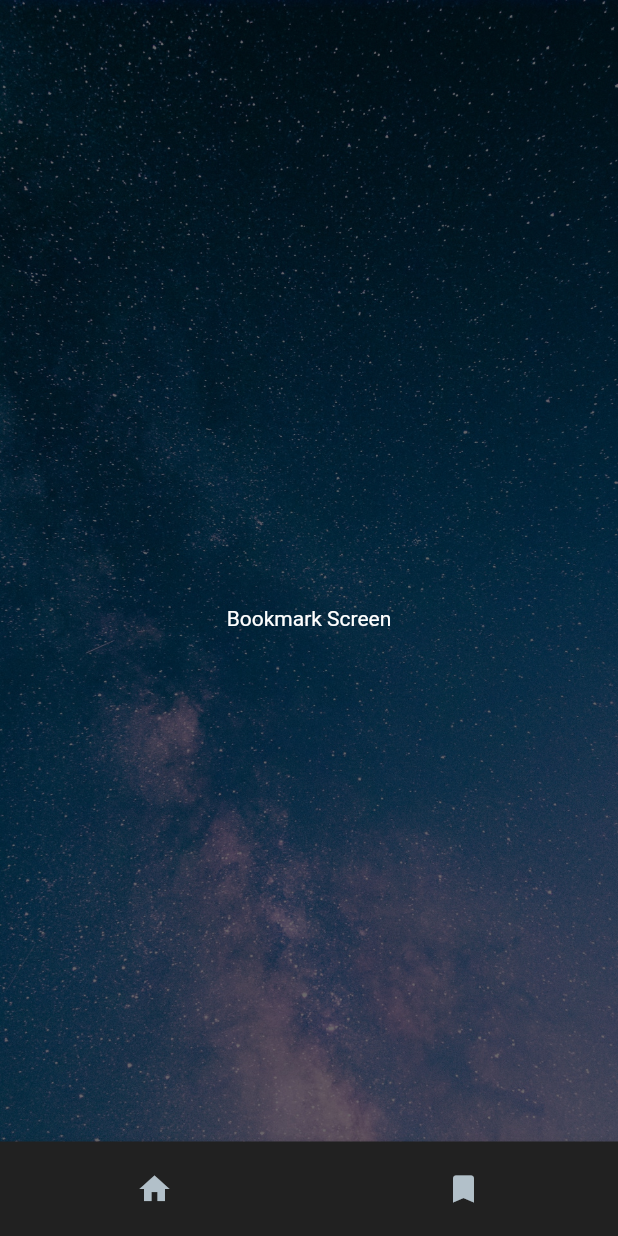
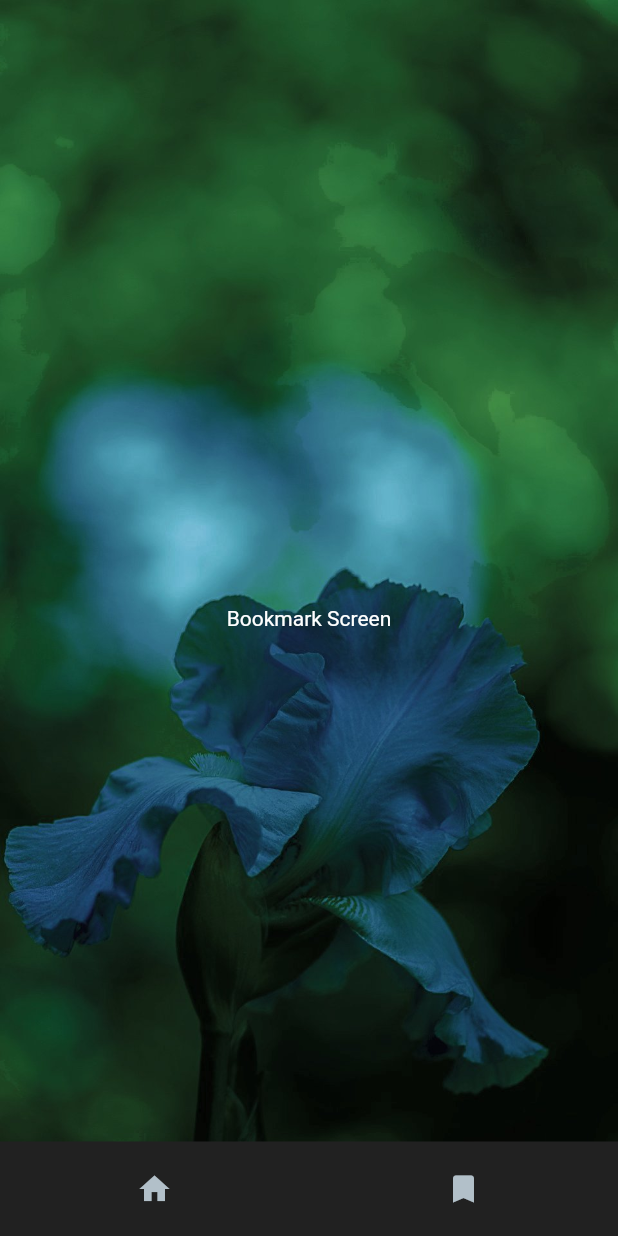
Before and after one commit to johnhcolani/Weather-App-Bloc-clean-architecture, a Flutter app: the screen it shows after launch, after a tap on the "bookmark" icon, on a phone screen of 412 x 824 dp. Run offline on Flutter 3.47's test engine with Material 2 defaults, Android fonts, the light colour scheme and no system bars; our stand-ins replace bloc, dio, equatable, flutter_bloc, flutter_typeahead, get_it and 4 more; network calls fail.

Commit message:
change background

```diff
--- a/lib/core/widgets/app_background.dart
+++ b/lib/core/widgets/app_background.dart
@@ -6,11 +6,11 @@ class AppBackground {
     DateTime now = DateTime.now();
     String formatedDate = DateFormat('kk').format(now);
     if (6 > int.parse(formatedDate)) {
-      return const AssetImage('assets/images/nightpic.jpg');
+      return const AssetImage('assets/images/night_pc.png.jpg');
     } else if (18 > int.parse(formatedDate)) {
       return const AssetImage('assets/images/pic_bg.jpg');
     } else {
-      return const AssetImage('assets/images/nightpic.jpg');
+      return const AssetImage('assets/images/night_pc.png.jpg');
     }
   }
 
--- a/lib/features/feature_weather/presentation/screens/home_screen.dart
+++ b/lib/features/feature_weather/presentation/screens/home_screen.dart
@@ -2,12 +2,12 @@ import 'package:flutter/material.dart';
 import 'package:flutter_bloc/flutter_bloc.dart';
 import 'package:flutter_typeahead/flutter_typeahead.dart';
 import 'package:google_fonts/google_fonts.dart';
+import 'package:sizer/sizer.dart';
 import 'package:smooth_page_indicator/smooth_page_indicator.dart';
 import 'package:weather_app_clean_bloc/core/params/forecast_params.dart';
 import 'package:weather_app_clean_bloc/core/widgets/app_background.dart';
 import 'package:weather_app_clean_bloc/core/widgets/dot_loading_widget.dart';
 import 'package:weather_app_clean_bloc/features/feature_weather/domain/usecases/get_suggestion_city_usecase.dart';
-
 import 'package:weather_app_clean_bloc/features/feature_weather/presentation/bloc/cw_status.dart';
 import 'package:weather_app_clean_bloc/features/feature_weather/presentation/bloc/fw_status.dart';
 import 'package:weather_app_clean_bloc/features/feature_weather/presentation/bloc/home_bloc.dart';
@@ -45,9 +45,9 @@ class _HomeScreenState extends State<HomeScreen> {
       child: Column(
         mainAxisAlignment: MainAxisAlignment.center,
         children: [
-          SizedBox(height: he*0.005,),
+          SizedBox(height: 1.h,),
           Padding(
-            padding: EdgeInsets.symmetric(horizontal: wi*0.03),
+            padding: EdgeInsets.symmetric(horizontal: 3.w),
             child: TypeAheadField(
               textFieldConfiguration: TextFieldConfiguration(
                 onSubmitted: (String prefix){
@@ -57,7 +57,7 @@ class _HomeScreenState extends State<HomeScreen> {
                 },
                 controller: textEditingController,
                 style: DefaultTextStyle.of(context).style.copyWith(
-                  fontSize: 20,
+                  fontSize: 20.sp,
                   color: Colors.white,
                 ),
                 decoration: const InputDecoration(
@@ -123,10 +123,10 @@ class _HomeScreenState extends State<HomeScreen> {
                   child: ListView(
                 children: [
                   Padding(
-                    padding: EdgeInsets.only(top: he * 0.01),
+                    padding: EdgeInsets.only(top: 1.h),
                     child: SizedBox(
-                      width: wi,
-                      height: he *0.47,
+                      width: 100.w,
+                      height: 46.h,
                       child: PageView.builder(
                           physics: const AlwaysScrollableScrollPhysics(),
                           allowImplicitScrolling: true,
@@ -137,35 +137,35 @@ class _HomeScreenState extends State<HomeScreen> {
                               return Column(
                                 children: [
                                   Padding(
-                                    padding: const EdgeInsets.only(top: 50.0),
+                                    padding:  EdgeInsets.only(top: 2.h),
                                     child: Text(
                                       currentCityEntity.name.toString(),
                                       style: GoogleFonts.mcLaren(fontSize: 36),
                                     ),
                                   ),
                                   Padding(
-                                    padding: const EdgeInsets.only(top: 20.0),
+                                    padding:  EdgeInsets.only(top: 1.5.h),
                                     child: Text(
                                       currentCityEntity
                                           .weather![0].description!,
-                                      style: GoogleFonts.mcLaren(fontSize: 20),
+                                      style: GoogleFonts.mcLaren(fontSize: 12.sp),
                                     ),
                                   ),
                                   Padding(
-                                    padding: const EdgeInsets.only(top: 20),
+                                    padding: EdgeInsets.only(top: 1.5.h),
                                     child: AppBackground.setIconForMain(
                                         currentCityEntity
                                             .weather![0].description!),
                                   ),
                                   Padding(
-                                    padding: const EdgeInsets.only(top: 20.0),
+                                    padding: EdgeInsets.only(top: 1.5.h),
                                     child: Text(
                                       '${currentCityEntity.main!.temp!.round().toString()}\u00B0',
-                                      style: GoogleFonts.mcLaren(fontSize: 56),
+                                      style: GoogleFonts.mcLaren(fontSize: 45.sp),
                                     ),
                                   ),
-                                  const SizedBox(
-                                    height: 20,
+                                   SizedBox(
+                                    height: 1.5.h,
                                   ),
                                   Row(
                                     mainAxisAlignment: MainAxisAlignment.center,
@@ -204,7 +204,7 @@ class _HomeScreenState extends State<HomeScreen> {
                               );
                             } else {
                               return Container(
-                                color: const Color(0xFFE7D87C),
+                                color: const Color(0x26E7D87C),
                               );
                             }
                           }),
@@ -231,7 +231,7 @@ class _HomeScreenState extends State<HomeScreen> {
                   ),
                   // divider
                   Padding(
-                    padding: const EdgeInsets.only(top: 30),
+                    padding: EdgeInsets.only(top: 3.h),
                     child: Container(
                       color: Colors.white24,
                       height: 2,
@@ -240,12 +240,12 @@ class _HomeScreenState extends State<HomeScreen> {
                   ),
                   // forecast weather 7 days
                   Padding(
-                    padding: const EdgeInsets.only(top: 15),
+                    padding:  EdgeInsets.only(top: 1.h),
                     child: SizedBox(
                       width: double.infinity,
-                      height: he*0.11,
+                      height: 12.h,
                       child: Padding(
-                        padding: const EdgeInsets.only(left: 10.0),
+                        padding: EdgeInsets.only(left: 1.w),
                         child: Center(
                           child: BlocBuilder<HomeBloc, HomeState>(
                             buildWhen: (previous, current) {
@@ -294,7 +294,7 @@ class _HomeScreenState extends State<HomeScreen> {
                   ),
                   // divider
                   Padding(
-                    padding: EdgeInsets.only(top: 15),
+                    padding: EdgeInsets.only(top: 1.5.h),
                     child: Container(
                       color: Colors.white24,
                       height: 2,
@@ -302,7 +302,7 @@ class _HomeScreenState extends State<HomeScreen> {
                     ),
                   ),
                    SizedBox(
-                    height: he*0.01,
+                    height: 1.h,
                   ),
                   // last row
                   Row(
@@ -314,16 +314,16 @@ class _HomeScreenState extends State<HomeScreen> {
                           Text(
                             "wind speed",
                             style: TextStyle(
-                              fontSize: he * 0.017,
+                              fontSize: 10.sp,
                               color: Colors.amber,
                             ),
                           ),
                           Padding(
-                            padding: const EdgeInsets.only(top: 10.0),
+                            padding: EdgeInsets.only(top: 2.h),
                             child: Text(
                               "${currentCityEntity.wind!.speed!} m/s",
                               style: TextStyle(
-                                fontSize: he * 0.016,
+                                fontSize: 10.sp,
                                 color: Colors.white,
                               ),
                             ),
@@ -331,7 +331,7 @@ class _HomeScreenState extends State<HomeScreen> {
                         ],
                       ),
                       Padding(
-                        padding: const EdgeInsets.only(left: 10),
+                        padding: EdgeInsets.only(left: 2.w),
                         child: Container(
                           color: Colors.white54,
                           height: 30,
@@ -339,27 +339,27 @@ class _HomeScreenState extends State<HomeScreen> {
                         ),
                       ),
                       Padding(
-                        padding: const EdgeInsets.only(left: 10),
+                        padding:  EdgeInsets.only(left: 2.w),
                         child: Column(
                           children: [
                             Text(
                               'sunrise',
                               style: TextStyle(
-                                  fontSize: he * 0.017, color: Colors.amber),
+                                  fontSize: 10.sp, color: Colors.amber),
                             ),
                             Padding(
-                              padding: const EdgeInsets.only(top: 10.0),
+                              padding: EdgeInsets.only(top: 2.h),
                               child: Text(
                                 sunrise,
                                 style: TextStyle(
-                                    fontSize: he * 0.016, color: Colors.white),
+                                    fontSize: 10.sp, color: Colors.white),
                               ),
                             ),
                           ],
                         ),
                       ),
                       Padding(
-                        padding: const EdgeInsets.only(left: 10),
+                        padding: EdgeInsets.only(left: 2.w),
                         child: Container(
                           color: Colors.white24,
                           height: 30,
@@ -367,27 +367,27 @@ class _HomeScreenState extends State<HomeScreen> {
                         ),
                       ),
                       Padding(
-                        padding: const EdgeInsets.only(left: 10),
+                        padding: EdgeInsets.only(left: 2.w),
                         child: Column(
                           children: [
                             Text(
                               'sunset',
                               style: TextStyle(
-                                  fontSize: he * 0.017, color: Colors.amber),
+                                  fontSize: 10.sp, color: Colors.amber),
                             ),
                             Padding(
-                              padding: const EdgeInsets.only(top: 10.0),
+                              padding:  EdgeInsets.only(top: 2.h),
                               child: Text(
                                 sunset,
                                 style: TextStyle(
-                                    fontSize: he * 0.016, color: Colors.white),
+                                    fontSize: 10.sp, color: Colors.white),
                               ),
                             ),
                           ],
                         ),
                       ),
                       Padding(
-                        padding: const EdgeInsets.only(left: 10),
+                        padding: EdgeInsets.only(left: 2.h),
                         child: Container(
                           color: Colors.white24,
                           height: 30,
@@ -395,22 +395,22 @@ class _HomeScreenState extends State<HomeScreen> {
                         ),
                       ),
                       Padding(
-                        padding: const EdgeInsets.only(left: 10.0),
+                        padding: EdgeInsets.only(left:2.h),
                         child: Column(
                           children: [
                             Text(
                               "humidity",
                               style: TextStyle(
-                                fontSize: he * 0.017,
+                                fontSize: 10.sp,
                                 color: Colors.amber,
                               ),
                             ),
                             Padding(
-                              padding: const EdgeInsets.only(top: 10.0),
+                              padding:  EdgeInsets.only(top: 2.h),
                               child: Text(
                                 "${currentCityEntity.main!.humidity!}%",
                                 style: TextStyle(
-                                  fontSize: he * 0.016,
+                                  fontSize: 10.sp,
                                   color: Colors.white,
                                 ),
                               ),
--- a/lib/main.dart
+++ b/lib/main.dart
@@ -1,20 +1,27 @@
 import 'package:flutter/material.dart';
 import 'package:weather_app_clean_bloc/core/widgets/main_wrapper.dart';
-import 'package:weather_app_clean_bloc/features/feature_weather/data/data_sourse/remote/api_provider.dart';
-import 'package:weather_app_clean_bloc/features/feature_weather/data/repository/weatherRepositoryImpl.dart';
-import 'package:weather_app_clean_bloc/features/feature_weather/domain/usecases/get_current_weather_usecase.dart';
 import 'package:weather_app_clean_bloc/features/feature_weather/presentation/bloc/home_bloc.dart';
 import 'package:weather_app_clean_bloc/locator.dart';
 import 'package:flutter_bloc/flutter_bloc.dart';
+import 'package:sizer/sizer.dart';
 
 void main() async {
   // init locator
   await setup();
-  runApp(MaterialApp(
-    theme: ThemeData.dark().copyWith(),
-    debugShowCheckedModeBanner: false,
-    home: MultiBlocProvider(providers: [
-      BlocProvider(create: (_) => locator<HomeBloc>()),
-    ], child: MainWrapper()),
-  ));
+  runApp(
+
+      Sizer(
+        builder: (context, orientation, deviceType) {
+          return MaterialApp(
+            theme: ThemeData.dark().copyWith(),
+            debugShowCheckedModeBanner: false,
+            home: MultiBlocProvider(providers: [
+              BlocProvider(create: (_) => locator<HomeBloc>()),
+            ], child: MainWrapper()),
+          );
+
+        },
+
+      )
+  );
 }
--- a/pubspec.yaml
+++ b/pubspec.yaml
@@ -45,6 +45,7 @@ dependencies:
   google_fonts:
   smooth_page_indicator:
   flutter_typeahead:
+  sizer:
 
 dev_dependencies:
   flutter_test:
```
Also changed, not shown: assets/images/fall.png (added), assets/images/night_pc.png (added), assets/images/pic_bg.jpg, assets/images/spring.png (added), assets/images/summer.png (added), assets/images/winter.png (added), pubspec.lock, 2 other files.
